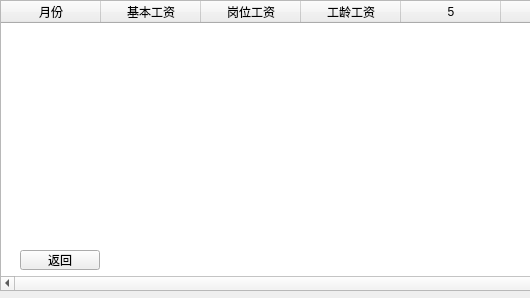
First picture: the form in salarywindow.ui, repository Kiwi689/Salary-management-system, before the edit; both pictures show x 0 to 530 and y 0 to 298 of the 844 by 298 pixel window.
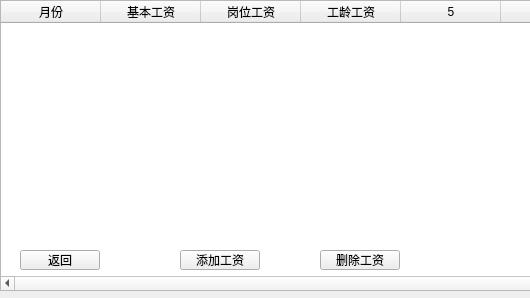
Second picture: the form after the edit.

What changed in the file:
```diff
--- a/salarywindow.ui
+++ b/salarywindow.ui
@@ -63,6 +63,32 @@
     <string>返回</string>
    </property>
   </widget>
+  <widget class="QPushButton" name="btnAddSalary">
+   <property name="geometry">
+    <rect>
+     <x>180</x>
+     <y>250</y>
+     <width>80</width>
+     <height>20</height>
+    </rect>
+   </property>
+   <property name="text">
+    <string>添加工资</string>
+   </property>
+  </widget>
+  <widget class="QPushButton" name="btnDeleteSalary">
+   <property name="geometry">
+    <rect>
+     <x>320</x>
+     <y>250</y>
+     <width>80</width>
+     <height>20</height>
+    </rect>
+   </property>
+   <property name="text">
+    <string>删除工资</string>
+   </property>
+  </widget>
  </widget>
  <resources/>
  <connections/>
```
